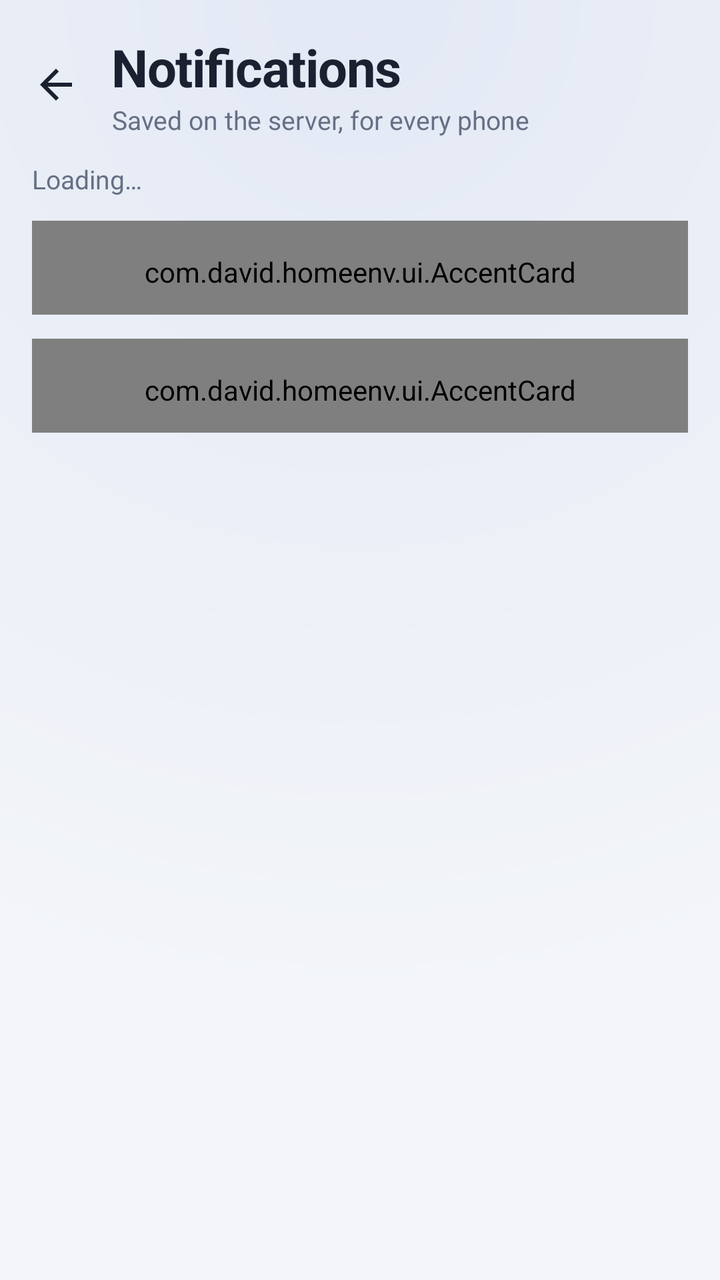
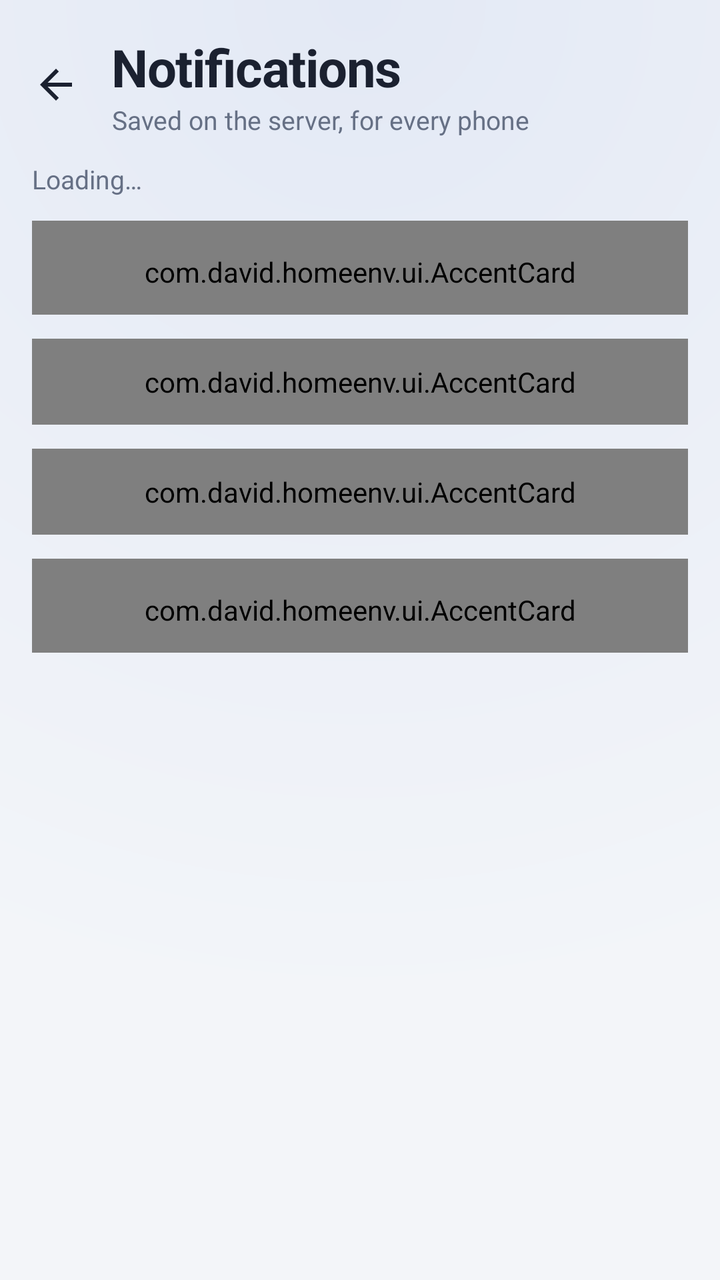

Screens rendered from an Android XML layout before and after an edit, with the pre-edit source and the edit as a unified diff.
<!-- AndroidManifest.xml: application theme Theme.HomeEnv -->
<!-- res/layout/activity_notification_settings.xml -->
<?xml version="1.0" encoding="utf-8"?>
<LinearLayout xmlns:android="http://schemas.android.com/apk/res/android"
    xmlns:app="http://schemas.android.com/apk/res-auto"
    android:layout_width="match_parent"
    android:layout_height="match_parent"
    android:orientation="vertical"
    android:background="@drawable/bg_screen">

    
    <LinearLayout
        android:layout_width="match_parent"
        android:layout_height="wrap_content"
        android:gravity="center_vertical"
        android:orientation="horizontal"
        android:paddingStart="4dp"
        android:paddingTop="16dp"
        android:paddingEnd="16dp"
        android:paddingBottom="8dp">

        <ImageButton
            android:id="@+id/back"
            android:layout_width="48dp"
            android:layout_height="48dp"
            android:background="?attr/selectableItemBackgroundBorderless"
            android:contentDescription="Back"
            android:src="@drawable/ic_back"
            app:tint="@color/text" />

        <LinearLayout
            android:layout_width="wrap_content"
            android:layout_height="wrap_content"
            android:layout_marginStart="4dp"
            android:orientation="vertical">

            <TextView
                android:layout_width="wrap_content"
                android:layout_height="wrap_content"
                android:text="Notifications"
                android:textSize="26sp"
                android:textStyle="bold"
                android:letterSpacing="-0.02"
                android:textColor="@color/text"/>

            <TextView
                android:layout_width="wrap_content"
                android:layout_height="wrap_content"
                android:text="Saved on the server, for every phone"
                android:textSize="13sp"
                android:textColor="@color/muted"/>
        </LinearLayout>
    </LinearLayout>

    <ScrollView
        android:layout_width="match_parent"
        android:layout_height="0dp"
        android:layout_weight="1"
        android:clipToPadding="false">

        <LinearLayout
            android:layout_width="match_parent"
            android:layout_height="wrap_content"
            android:orientation="vertical"
            android:paddingStart="16dp"
            android:paddingEnd="16dp"
            android:paddingTop="4dp"
            android:paddingBottom="32dp">

            <TextView
                android:id="@+id/status"
                style="@style/HomeFoot"
                android:layout_marginBottom="12dp"
                android:text="Loading…"
                android:textSize="13sp" />

            <com.david.homeenv.ui.AccentCard style="@style/HomeCard">

                <TextView
                    style="@style/HomeLabel"
                    android:text="Alerts" />

                <LinearLayout
                    android:layout_width="match_parent"
                    android:layout_height="wrap_content"
                    android:layout_marginTop="12dp"
                    android:gravity="center_vertical"
                    android:orientation="horizontal">

                    <LinearLayout
                        android:layout_width="0dp"
                        android:layout_height="wrap_content"
                        android:layout_weight="1"
                        android:orientation="vertical">

                        <TextView
                            android:layout_width="wrap_content"
                            android:layout_height="wrap_content"
                            android:text="Humidity"
                            android:textColor="@color/text"
                            android:textSize="15sp"
                            android:textStyle="bold" />

                        <TextView
                            style="@style/HomeFoot"
                            android:layout_marginTop="2dp"
                            android:text="Above 65% or below 25%" />
                    </LinearLayout>

                    <com.google.android.material.switchmaterial.SwitchMaterial
                        android:id="@+id/humidity"
                        android:layout_width="wrap_content"
                        android:layout_height="wrap_content"
                        android:enabled="false" />
                </LinearLayout>

                <LinearLayout
                    android:layout_width="match_parent"
                    android:layout_height="wrap_content"
                    android:layout_marginTop="12dp"
                    android:gravity="center_vertical"
                    android:orientation="horizontal">

                    <LinearLayout
                        android:layout_width="0dp"
                        android:layout_height="wrap_content"
                        android:layout_weight="1"
                        android:orientation="vertical">

                        <TextView
                            android:layout_width="wrap_content"
                            android:layout_height="wrap_content"
                            android:text="Temperature"
                            android:textColor="@color/text"
                            android:textSize="15sp"
                            android:textStyle="bold" />

                        <TextView
                            style="@style/HomeFoot"
                            android:layout_marginTop="2dp"
                            android:text="Below 18 °C" />
                    </LinearLayout>

                    <com.google.android.material.switchmaterial.SwitchMaterial
                        android:id="@+id/temperature"
                        android:layout_width="wrap_content"
                        android:layout_height="wrap_content"
                        android:enabled="false" />
                </LinearLayout>

                <LinearLayout
                    android:layout_width="match_parent"
                    android:layout_height="wrap_content"
                    android:layout_marginTop="12dp"
                    android:gravity="center_vertical"
                    android:orientation="horizontal">

                    <LinearLayout
                        android:layout_width="0dp"
                        android:layout_height="wrap_content"
                        android:layout_weight="1"
                        android:orientation="vertical">

                        <TextView
                            android:layout_width="wrap_content"
                            android:layout_height="wrap_content"
                            android:text="Radar disconnected"
                            android:textColor="@color/text"
                            android:textSize="15sp"
                            android:textStyle="bold" />

                        <TextView
                            style="@style/HomeFoot"
                            android:layout_marginTop="2dp"
                            android:text="A radar stops sending frames" />
                    </LinearLayout>

                    <com.google.android.material.switchmaterial.SwitchMaterial
                        android:id="@+id/radar"
                        android:layout_width="wrap_content"
                        android:layout_height="wrap_content"
                        android:enabled="false" />
                </LinearLayout>

                <LinearLayout
                    android:layout_width="match_parent"
                    android:layout_height="wrap_content"
                    android:layout_marginTop="12dp"
                    android:gravity="center_vertical"
                    android:orientation="horizontal">

                    <LinearLayout
                        android:layout_width="0dp"
                        android:layout_height="wrap_content"
                        android:layout_weight="1"
                        android:orientation="vertical">

                        <TextView
                            android:layout_width="wrap_content"
                            android:layout_height="wrap_content"
                            android:text="Node offline / back online"
                            android:textColor="@color/text"
                            android:textSize="15sp"
                            android:textStyle="bold" />

                        <TextView
                            style="@style/HomeFoot"
                            android:layout_marginTop="2dp"
                            android:text="A node sends nothing for 5 min" />
                    </LinearLayout>

                    <com.google.android.material.switchmaterial.SwitchMaterial
                        android:id="@+id/nodes"
                        android:layout_width="wrap_content"
                        android:layout_height="wrap_content"
                        android:enabled="false" />
                </LinearLayout>

                <TextView
                    style="@style/HomeFoot"
                    android:layout_marginTop="12dp"
                    android:text="Occupancy alerts are armed on the home screen." />
            </com.david.homeenv.ui.AccentCard>

            <com.david.homeenv.ui.AccentCard
                style="@style/HomeCard"
                android:layout_marginTop="12dp">

                <TextView
                    style="@style/HomeLabel"
                    android:text="Quiet hours" />

                <LinearLayout
                    android:layout_width="match_parent"
                    android:layout_height="wrap_content"
                    android:layout_marginTop="12dp"
                    android:gravity="center_vertical"
                    android:orientation="horizontal">

                    <LinearLayout
                        android:layout_width="0dp"
                        android:layout_height="wrap_content"
                        android:layout_weight="1"
                        android:orientation="vertical">

                        <TextView
                            android:layout_width="wrap_content"
                            android:layout_height="wrap_content"
                            android:text="Mute alerts at night"
                            android:textColor="@color/text"
                            android:textSize="15sp"
                            android:textStyle="bold" />

                        <TextView
                            style="@style/HomeFoot"
                            android:layout_marginTop="2dp"
                            android:text="Occupancy alerts still come through" />
                    </LinearLayout>

                    <com.google.android.material.switchmaterial.SwitchMaterial
                        android:id="@+id/quiet_enabled"
                        android:layout_width="wrap_content"
                        android:layout_height="wrap_content"
                        android:enabled="false" />
                </LinearLayout>

                <LinearLayout
                    android:id="@+id/quiet_start_row"
                    android:layout_width="match_parent"
                    android:layout_height="48dp"
                    android:layout_marginTop="4dp"
                    android:background="?attr/selectableItemBackground"
                    android:enabled="false"
                    android:gravity="center_vertical"
                    android:orientation="horizontal">

                    <TextView
                        android:layout_width="0dp"
                        android:layout_height="wrap_content"
                        android:layout_weight="1"
                        android:text="From"
                        android:textColor="@color/text"
                        android:textSize="15sp" />

                    <TextView
                        android:id="@+id/quiet_start"
                        android:layout_width="wrap_content"
                        android:layout_height="wrap_content"
                        android:fontFeatureSettings="tnum"
                        android:text="--:--"
                        android:textColor="@color/text"
                        android:textSize="15sp"
                        android:textStyle="bold" />
                </LinearLayout>

                <LinearLayout
                    android:id="@+id/quiet_end_row"
                    android:layout_width="match_parent"
                    android:layout_height="48dp"
                    android:layout_marginTop="4dp"
                    android:background="?attr/selectableItemBackground"
                    android:enabled="false"
                    android:gravity="center_vertical"
                    android:orientation="horizontal">

                    <TextView
                        android:layout_width="0dp"
                        android:layout_height="wrap_content"
                        android:layout_weight="1"
                        android:text="Until"
                        android:textColor="@color/text"
                        android:textSize="15sp" />

                    <TextView
                        android:id="@+id/quiet_end"
                        android:layout_width="wrap_content"
                        android:layout_height="wrap_content"
                        android:fontFeatureSettings="tnum"
                        android:text="--:--"
                        android:textColor="@color/text"
                        android:textSize="15sp"
                        android:textStyle="bold" />
                </LinearLayout>

                <TextView
                    style="@style/HomeFoot"
                    android:layout_marginTop="4dp"
                    android:text="Times are Budapest time (the server\'s clock)." />
            </com.david.homeenv.ui.AccentCard>
        </LinearLayout>
    </ScrollView>
</LinearLayout>
<!-- resources referenced by this layout -->
<resources>
  <color name="muted">#8a93a6</color>
  <color name="text">#e8ecf3</color>
  <!-- drawable bg_screen (drawable) -->
  <?xml version="1.0" encoding="utf-8"?>
  <shape xmlns:android="http://schemas.android.com/apk/res/android" android:shape="rectangle">
      <gradient
          android:type="radial"
          android:centerX="0.5"
          android:centerY="0"
          android:gradientRadius="140%p"
          android:startColor="@color/bg_glow"
          android:endColor="@color/bg" />
  </shape>
  <!-- drawable ic_back (drawable) -->
  <?xml version="1.0" encoding="utf-8"?>
  <vector xmlns:android="http://schemas.android.com/apk/res/android"
      android:width="24dp"
      android:height="24dp"
      android:viewportWidth="24"
      android:viewportHeight="24"
      android:autoMirrored="true">
      <path
          android:fillColor="#FFFFFFFF"
          android:pathData="M20,11H7.83l5.59,-5.59L12,4l-8,8 8,8 1.41,-1.41L7.83,13H20v-2z" />
  </vector>
  <style name="HomeCard">
          <item name="android:layout_width">match_parent</item>
          <item name="android:layout_height">wrap_content</item>
          <item name="android:orientation">vertical</item>
          <item name="android:paddingStart">16dp</item>
          <item name="android:paddingEnd">16dp</item>
          <item name="android:paddingTop">16dp</item>
          <item name="android:paddingBottom">12dp</item>
      </style>
  <style name="HomeFoot">
          <item name="android:layout_width">wrap_content</item>
          <item name="android:layout_height">wrap_content</item>
          <item name="android:textSize">11sp</item>
          <item name="android:textColor">@color/muted</item>
      </style>
  <style name="HomeLabel">
          <item name="android:layout_width">wrap_content</item>
          <item name="android:layout_height">wrap_content</item>
          <item name="android:textSize">11sp</item>
          <item name="android:letterSpacing">0.08</item>
          <item name="android:textAllCaps">true</item>
          <item name="android:textColor">@color/muted</item>
          <item name="android:drawablePadding">6dp</item>
          <item name="android:gravity">center_vertical</item>
      </style>
  <style name="Theme.HomeEnv" parent="Theme.MaterialComponents.DayNight.NoActionBar">
          <item name="colorPrimary">@color/card</item>
          <item name="colorPrimaryVariant">@color/bg</item>
          <item name="colorOnPrimary">@color/text</item>
          <item name="colorSecondary">@color/good</item>
          <item name="colorSecondaryVariant">@color/good</item>
          <item name="colorOnSecondary">@color/bg</item>
  
          <item name="android:statusBarColor">@color/bg_glow</item>
          <item name="android:navigationBarColor">@color/bg</item>
          <item name="android:windowLightStatusBar">@bool/light_system_bars</item>
          <item name="android:windowLightNavigationBar" tools:targetApi="27">@bool/light_system_bars</item>
  
          <item name="android:windowBackground">@color/bg</item>
          <item name="android:colorBackground">@color/bg</item>
          <item name="colorSurface">@color/card</item>
          <item name="colorOnSurface">@color/text</item>
  
          <item name="android:textColorPrimary">@color/text</item>
          <item name="android:textColorSecondary">@color/muted</item>
  
          <item name="colorControlActivated">@color/good</item>
          <item name="colorSwitchThumbNormal">@color/muted</item>
      </style>
  <color name="bg_glow">#1a2233</color>
  <color name="bg">#0f1218</color>
  <color name="card">#171c26</color>
  <color name="good">#3ecf8e</color>
</resources>

<!-- the commit's change to res/layout/activity_notification_settings.xml (unified diff, before → after) -->
@@ -214,11 +214,145 @@
                         android:enabled="false" />
                 </LinearLayout>
 
+                <LinearLayout
+                    android:layout_width="match_parent"
+                    android:layout_height="wrap_content"
+                    android:layout_marginTop="12dp"
+                    android:gravity="center_vertical"
+                    android:orientation="horizontal">
+
+                    <LinearLayout
+                        android:layout_width="0dp"
+                        android:layout_height="wrap_content"
+                        android:layout_weight="1"
+                        android:orientation="vertical">
+
+                        <TextView
+                            android:layout_width="wrap_content"
+                            android:layout_height="wrap_content"
+                            android:text="Pressure falling fast"
+                            android:textColor="@color/text"
+                            android:textSize="15sp"
+                            android:textStyle="bold" />
+
+                        <TextView
+                            style="@style/HomeFoot"
+                            android:layout_marginTop="2dp"
+                            android:text="Down 3 hPa or more in 3 h: storm likely" />
+                    </LinearLayout>
+
+                    <com.google.android.material.switchmaterial.SwitchMaterial
+                        android:id="@+id/pressure"
+                        android:layout_width="wrap_content"
+                        android:layout_height="wrap_content"
+                        android:enabled="false" />
+                </LinearLayout>
+            </com.david.homeenv.ui.AccentCard>
+
+            
+            <com.david.homeenv.ui.AccentCard
+                style="@style/HomeCard"
+                android:layout_marginTop="12dp"
+                android:orientation="horizontal"
+                android:gravity="center_vertical"
+                android:paddingTop="12dp">
+
+                <LinearLayout
+                    android:layout_width="0dp"
+                    android:layout_height="wrap_content"
+                    android:layout_weight="1"
+                    android:orientation="vertical">
+
+                    <TextView
+                        style="@style/HomeLabel"
+                        android:text="Occupancy alert" />
+
+                    <TextView
+                        android:id="@+id/occupancyStatus"
+                        android:layout_width="wrap_content"
+                        android:layout_height="wrap_content"
+                        android:layout_marginTop="4dp"
+                        android:text="Loading…"
+                        android:textColor="@color/text"
+                        android:textSize="15sp"
+                        android:textStyle="bold" />
+                </LinearLayout>
+
+                <com.google.android.material.switchmaterial.SwitchMaterial
+                    android:id="@+id/occupancySwitch"
+                    android:layout_width="wrap_content"
+                    android:layout_height="wrap_content" />
+            </com.david.homeenv.ui.AccentCard>
+
+            
+            <com.david.homeenv.ui.AccentCard
+                style="@style/HomeCard"
+                android:layout_marginTop="12dp"
+                android:orientation="vertical"
+                android:paddingTop="12dp">
+
+                <LinearLayout
+                    android:layout_width="match_parent"
+                    android:layout_height="wrap_content"
+                    android:gravity="center_vertical"
+                    android:orientation="horizontal">
+
+                    <LinearLayout
+                        android:layout_width="0dp"
+                        android:layout_height="wrap_content"
+                        android:layout_weight="1"
+                        android:orientation="vertical">
+
+                        <TextView
+                            style="@style/HomeLabel"
+                            android:text="Arm when I leave home" />
+
+                        <TextView
+                            android:id="@+id/autoLocationStatus"
+                            android:layout_width="wrap_content"
+                            android:layout_height="wrap_content"
+                            android:layout_marginTop="4dp"
+                            android:textColor="@color/muted"
+                            android:textSize="13sp" />
+                    </LinearLayout>
+
+                    <com.google.android.material.switchmaterial.SwitchMaterial
+                        android:id="@+id/autoLocationSwitch"
+                        android:layout_width="wrap_content"
+                        android:layout_height="wrap_content" />
+                </LinearLayout>
+
                 <TextView
-                    style="@style/HomeFoot"
-                    android:layout_marginTop="12dp"
-                    android:text="Occupancy alerts are armed on the home screen." />
+                    android:id="@+id/setHomeButton"
+                    android:layout_width="wrap_content"
+                    android:layout_height="wrap_content"
+                    android:layout_marginTop="10dp"
+                    android:background="?attr/selectableItemBackground"
+                    android:clickable="true"
+                    android:focusable="true"
+                    android:padding="6dp"
+                    android:text="Set this place as home"
+                    android:textColor="@color/good"
+                    android:textSize="14sp"
+                    android:textStyle="bold" />
+
+                
+                <TextView
+                    android:id="@+id/resumeAutoButton"
+                    android:layout_width="wrap_content"
+                    android:layout_height="wrap_content"
+                    android:layout_marginTop="6dp"
+                    android:background="?attr/selectableItemBackground"
+                    android:clickable="true"
+                    android:focusable="true"
+                    android:padding="6dp"
+                    android:text="Resume auto (location)"
+                    android:textColor="@color/good"
+                    android:textSize="14sp"
+                    android:textStyle="bold"
+                    android:visibility="gone" />
             </com.david.homeenv.ui.AccentCard>
+
 
             <com.david.homeenv.ui.AccentCard
                 style="@style/HomeCard"
